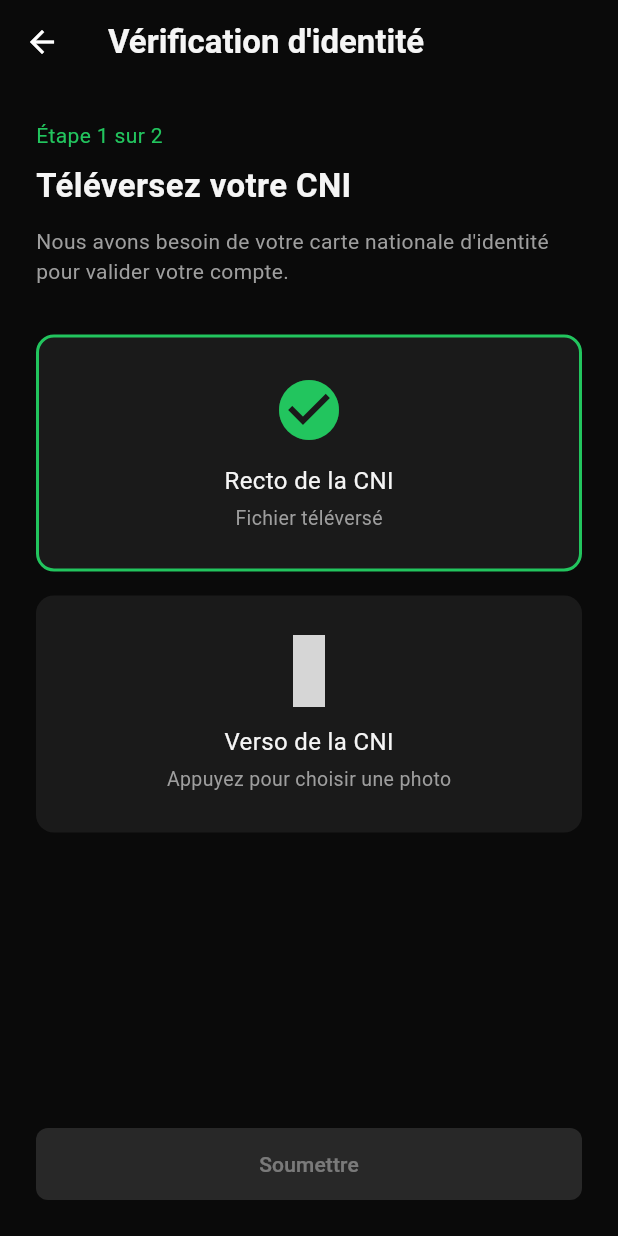
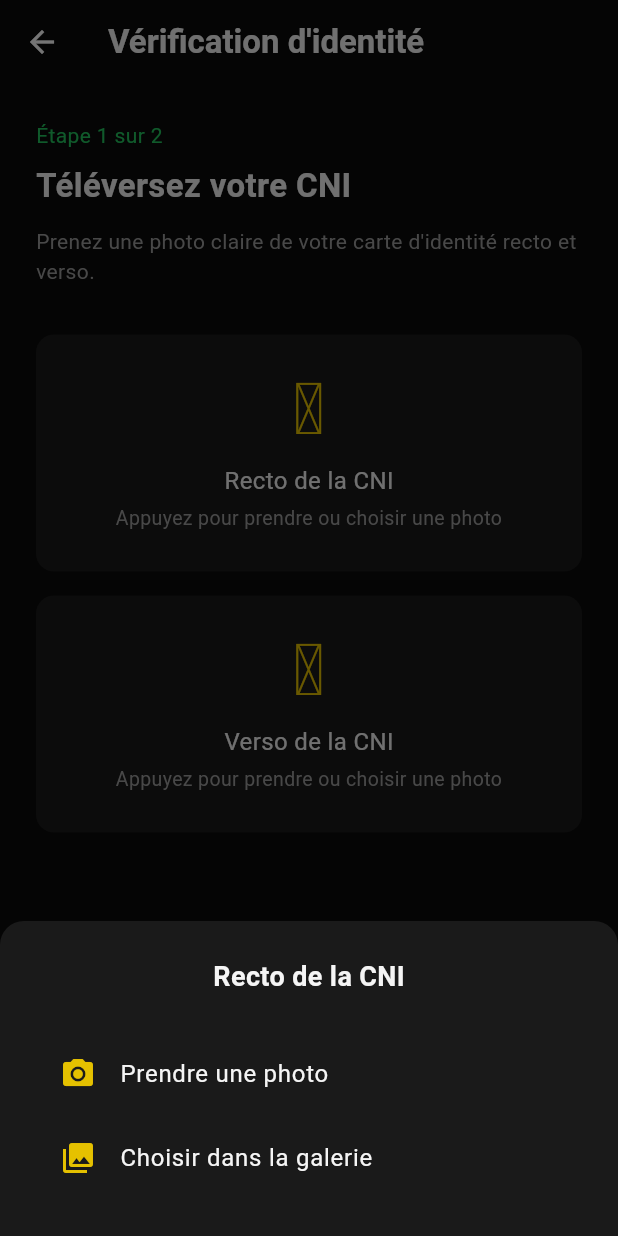
Before and after one commit to Matheis-Rey/le-square, a Flutter app: the KycUploadScreen screen opened directly, after a tap on "Recto de la CNI", on a phone screen of 412 x 824 dp. Run offline on Flutter 3.47's test engine with Material 3 defaults, Android fonts, the phone set to English and light mode, and no system bars; our stand-ins replace image_picker, supabase_flutter; accounts and stored records are empty; statements that could not run were skipped; grey boxes are pictures that could not be loaded.

Commit message:
kyc_upload_screen.dart

```diff
--- a/lib/screens/auth/kyc_upload_screen.dart
+++ b/lib/screens/auth/kyc_upload_screen.dart
@@ -1,5 +1,8 @@
 import 'package:flutter/material.dart';
+import 'package:image_picker/image_picker.dart';
 import '../../config/theme.dart';
+import '../../services/storage_service.dart';
+import '../../services/auth_service.dart';
 
 class KycUploadScreen extends StatefulWidget {
   const KycUploadScreen({super.key});
@@ -9,8 +12,117 @@ class KycUploadScreen extends StatefulWidget {
 }
 
 class _KycUploadScreenState extends State<KycUploadScreen> {
-  bool _rectoUploaded = false;
-  bool _versoUploaded = false;
+  final ImagePicker _picker = ImagePicker();
+  final StorageService _storageService = StorageService();
+  final AuthService _authService = AuthService();
+
+  XFile? _rectoFile;
+  XFile? _versoFile;
+  bool _isUploading = false;
+  String? _rectoUrl;
+  String? _versoUrl;
+
+  Future<void> _pickImage(bool isRecto, ImageSource source) async {
+    try {
+      final XFile? image = await _picker.pickImage(
+        source: source,
+        maxWidth: 1080,
+        imageQuality: 80,
+      );
+
+      if (image != null) {
+        setState(() {
+          if (isRecto) {
+            _rectoFile = image;
+          } else {
+            _versoFile = image;
+          }
+        });
+      }
+    } catch (e) {
+      if (mounted) {
+        ScaffoldMessenger.of(context).showSnackBar(
+          SnackBar(content: Text('Erreur : $e'), backgroundColor: AppColors.error),
+        );
+      }
+    }
+  }
+
+  Future<void> _uploadDocuments() async {
+    if (_rectoFile == null || _versoFile == null) {
+      ScaffoldMessenger.of(context).showSnackBar(
+        const SnackBar(content: Text('Veuillez ajouter le recto et le verso'), backgroundColor: AppColors.warning),
+      );
+      return;
+    }
+
+    final userId = _authService.currentUser?.id;
+    if (userId == null) return;
+
+    setState(() => _isUploading = true);
+
+    final rectoBytes = await _rectoFile!.readAsBytes();
+    final versoBytes = await _versoFile!.readAsBytes();
+
+    _rectoUrl = await _storageService.uploadKycDocument(
+      userId,
+      'recto.jpg',
+      rectoBytes,
+    );
+    _versoUrl = await _storageService.uploadKycDocument(
+      userId,
+      'verso.jpg',
+      versoBytes,
+    );
+
+    setState(() => _isUploading = false);
+
+    if (mounted) {
+      ScaffoldMessenger.of(context).showSnackBar(
+        const SnackBar(content: Text('Documents téléversés avec succès ! ✅'), backgroundColor: AppColors.success),
+      );
+      Navigator.pop(context);
+    }
+  }
+
+  void _showImageSourceDialog(bool isRecto) {
+    showModalBottomSheet(
+      context: context,
+      backgroundColor: AppColors.surface,
+      shape: const RoundedRectangleBorder(
+        borderRadius: BorderRadius.vertical(top: Radius.circular(16)),
+      ),
+      builder: (context) => Padding(
+        padding: const EdgeInsets.all(24),
+        child: Column(
+          mainAxisSize: MainAxisSize.min,
+          children: [
+            Text(
+              isRecto ? 'Recto de la CNI' : 'Verso de la CNI',
+              style: const TextStyle(fontSize: 18, fontWeight: FontWeight.bold, color: AppColors.whiteSoft),
+            ),
+            const SizedBox(height: 24),
+            ListTile(
+              leading: const Icon(Icons.camera_alt, color: AppColors.gold),
+              title: const Text('Prendre une photo', style: TextStyle(color: AppColors.whiteSoft)),
+              onTap: () {
+                Navigator.pop(context);
+                _pickImage(isRecto, ImageSource.camera);
+              },
+            ),
+            ListTile(
+              leading: const Icon(Icons.photo_library, color: AppColors.gold),
+              title: const Text('Choisir dans la galerie', style: TextStyle(color: AppColors.whiteSoft)),
+              onTap: () {
+                Navigator.pop(context);
+                _pickImage(isRecto, ImageSource.gallery);
+              },
+            ),
+          ],
+        ),
+      ),
+    );
+  }
 
   @override
   Widget build(BuildContext context) {
@@ -27,28 +139,19 @@ class _KycUploadScreenState extends State<KycUploadScreen> {
           child: Column(
             crossAxisAlignment: CrossAxisAlignment.start,
             children: [
-              const Text(
-                'Étape 1 sur 2',
-                style: TextStyle(color: AppColors.success, fontSize: 14),
-              ),
+              const Text('Étape 1 sur 2', style: TextStyle(color: AppColors.success, fontSize: 14)),
               const SizedBox(height: 8),
-              const Text(
-                'Téléversez votre CNI',
-                style: TextStyle(fontSize: 22, fontWeight: FontWeight.bold, color: AppColors.whiteSoft),
-              ),
+              const Text('Téléversez votre CNI', style: TextStyle(fontSize: 22, fontWeight: FontWeight.bold, color: AppColors.whiteSoft)),
               const SizedBox(height: 12),
-              const Text(
-                'Nous avons besoin de votre carte nationale d\'identité pour valider votre compte.',
-                style: TextStyle(fontSize: 14, color: Colors.grey),
-              ),
+              const Text('Prenez une photo claire de votre carte d\'identité recto et verso.', style: TextStyle(fontSize: 14, color: Colors.grey)),
               const SizedBox(height: 32),
 
               // Recto CNI
               _buildUploadCard(
                 title: 'Recto de la CNI',
                 icon: Icons.photo_front,
-                isUploaded: _rectoUploaded,
-                onTap: () => setState(() => _rectoUploaded = true),
+                file: _rectoFile,
+                onTap: () => _showImageSourceDialog(true),
               ),
               const SizedBox(height: 16),
 
@@ -56,23 +159,24 @@ class _KycUploadScreenState extends State<KycUploadScreen> {
               _buildUploadCard(
                 title: 'Verso de la CNI',
                 icon: Icons.photo_back,
-                isUploaded: _versoUploaded,
-                onTap: () => setState(() => _versoUploaded = true),
+                file: _versoFile,
+                onTap: () => _showImageSourceDialog(false),
               ),
               const Spacer(),
 
-              // Bouton continuer
               SizedBox(
                 width: double.infinity,
                 child: ElevatedButton(
-                  onPressed: (_rectoUploaded && _versoUploaded)
-                      ? () {
-                          ScaffoldMessenger.of(context).showSnackBar(
-                            const SnackBar(content: Text('Document en cours de vérification...'), backgroundColor: AppColors.success),
-                          );
-                        }
+                  onPressed: (_rectoFile != null && _versoFile != null && !_isUploading)
+                      ? _uploadDocuments
                       : null,
-                  child: const Text('Soumettre'),
+                  child: _isUploading
+                      ? const Row(mainAxisAlignment: MainAxisAlignment.center, children: [
+                          CircularProgressIndicator(color: AppColors.black, strokeWidth: 2),
+                          SizedBox(width: 12),
+                          Text('Téléversement en cours...'),
+                        ])
+                      : const Text('Soumettre mes documents'),
                 ),
               ),
             ],
@@ -85,7 +189,7 @@ class _KycUploadScreenState extends State<KycUploadScreen> {
   Widget _buildUploadCard({
     required String title,
     required IconData icon,
-    required bool isUploaded,
+    required XFile? file,
     required VoidCallback onTap,
   }) {
     return GestureDetector(
@@ -97,26 +201,24 @@ class _KycUploadScreenState extends State<KycUploadScreen> {
           color: AppColors.surface,
           borderRadius: BorderRadius.circular(12),
           border: Border.all(
-            color: isUploaded ? AppColors.success : Colors.transparent,
+            color: file != null ? AppColors.success : Colors.transparent,
             width: 2,
           ),
         ),
         child: Column(
           children: [
             Icon(
-              isUploaded ? Icons.check_circle : icon,
-              color: isUploaded ? AppColors.success : AppColors.gold,
+              file != null ? Icons.check_circle : icon,
+              color: file != null ? AppColors.success : AppColors.gold,
               size: 48,
             ),
             const SizedBox(height: 12),
-            Text(
-              title,
-              style: const TextStyle(color: AppColors.whiteSoft, fontSize: 16),
-            ),
+            Text(title, style: const TextStyle(color: AppColors.whiteSoft, fontSize: 16)),
             const SizedBox(height: 4),
             Text(
-              isUploaded ? 'Fichier téléversé' : 'Appuyez pour choisir une photo',
+              file != null ? file.name : 'Appuyez pour prendre ou choisir une photo',
               style: const TextStyle(color: Colors.grey, fontSize: 13),
+              textAlign: TextAlign.center,
             ),
           ],
         ),
```
